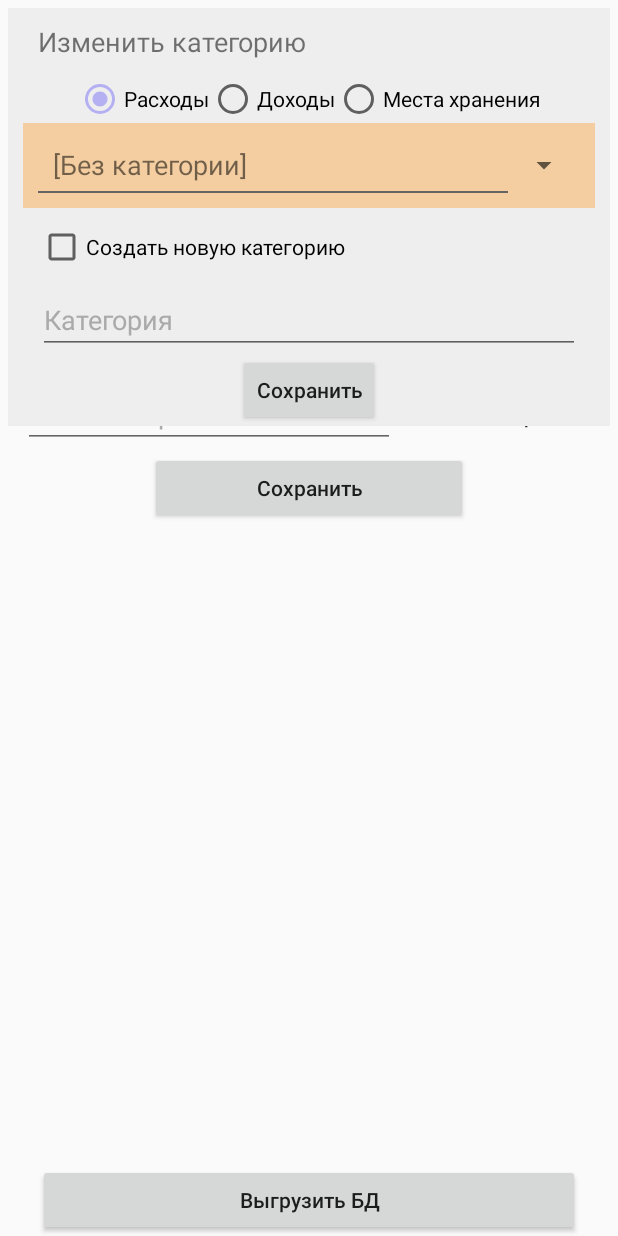
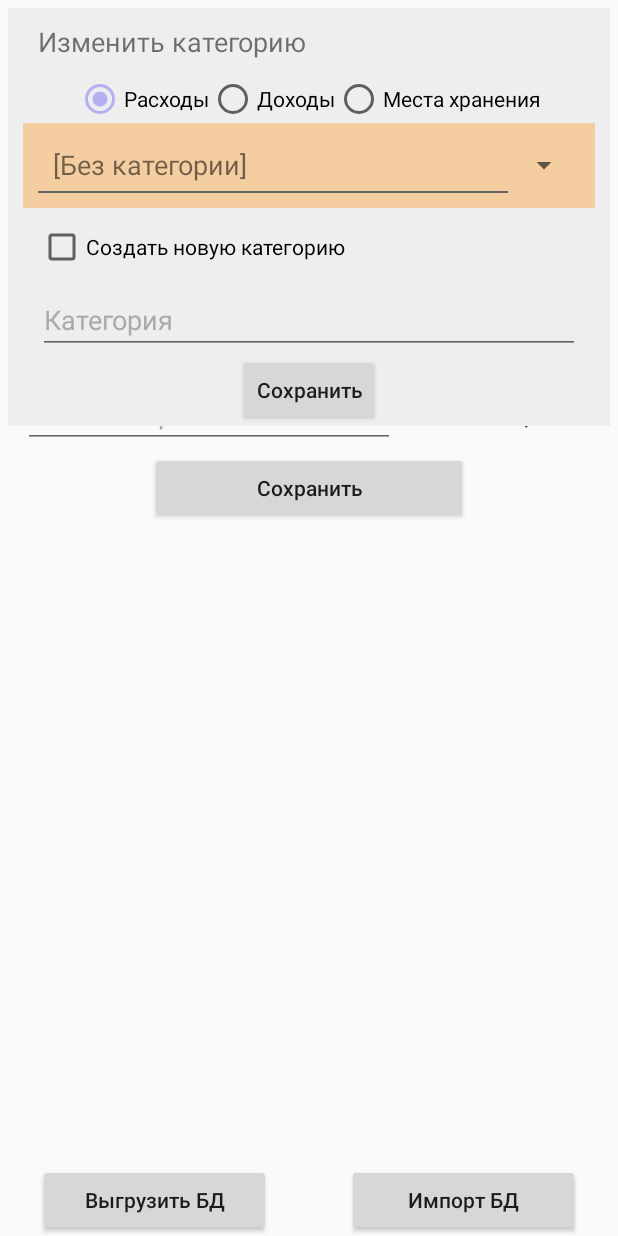
Before and after one commit to mayhem25-90/MyApplications, an Android app: the screen it shows after launch (MainActivity), on a phone screen of 412 x 824 dp. Run offline under Robolectric (Android 15) with nearby library versions, the phone set to English and light mode, and no system bars; 2 statements that could not run were skipped.

Commit message:
Пробная версия импорта БД из файла бэкапа. - База загружается из файла на карте (восстановление данных).

```diff
--- a/src/main/res/layout/tab_edit_categories.xml
+++ b/src/main/res/layout/tab_edit_categories.xml
@@ -196,6 +196,23 @@
 
         </TableLayout>
 
+        <TableLayout
+            android:layout_width="match_parent"
+            android:layout_height="match_parent"
+            android:layout_weight="1">
+
+            <Button
+                android:id="@+id/btnReloadDatabase"
+                android:layout_width="wrap_content"
+                android:layout_height="wrap_content"
+                android:layout_marginLeft="25sp"
+                android:layout_marginRight="25sp"
+                android:text="@string/button_reload_table"
+                android:textAllCaps="false"
+                android:onClick="onEditLayoutButtonClick" />
+
+        </TableLayout>
+
     </LinearLayout>
 
 </LinearLayout>
--- a/src/main/res/values/strings.xml
+++ b/src/main/res/values/strings.xml
@@ -69,6 +69,7 @@
     <string name="plan_already_spend">Потрачено</string>
 
     <string name="button_backup_table">Выгрузить БД</string>
+    <string name="button_reload_table">Импорт БД</string>
 
     <!--<string name="currencies">Валюты</string>-->
     <!--<string name="wallets">Места хранения</string>-->
```
Also changed, not shown: src/main/java/ru/myandroid/drebedengi_my/DB.java (+42 -3 lines), src/main/java/ru/myandroid/drebedengi_my/MainActivity.java (+50 -1 lines).
